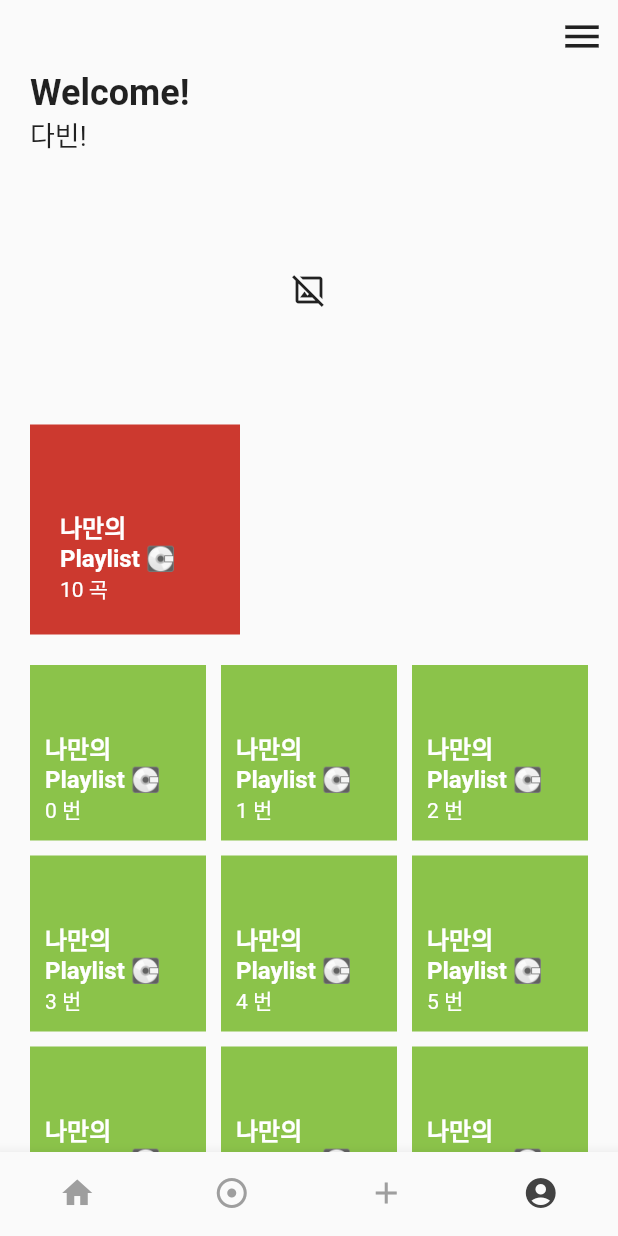
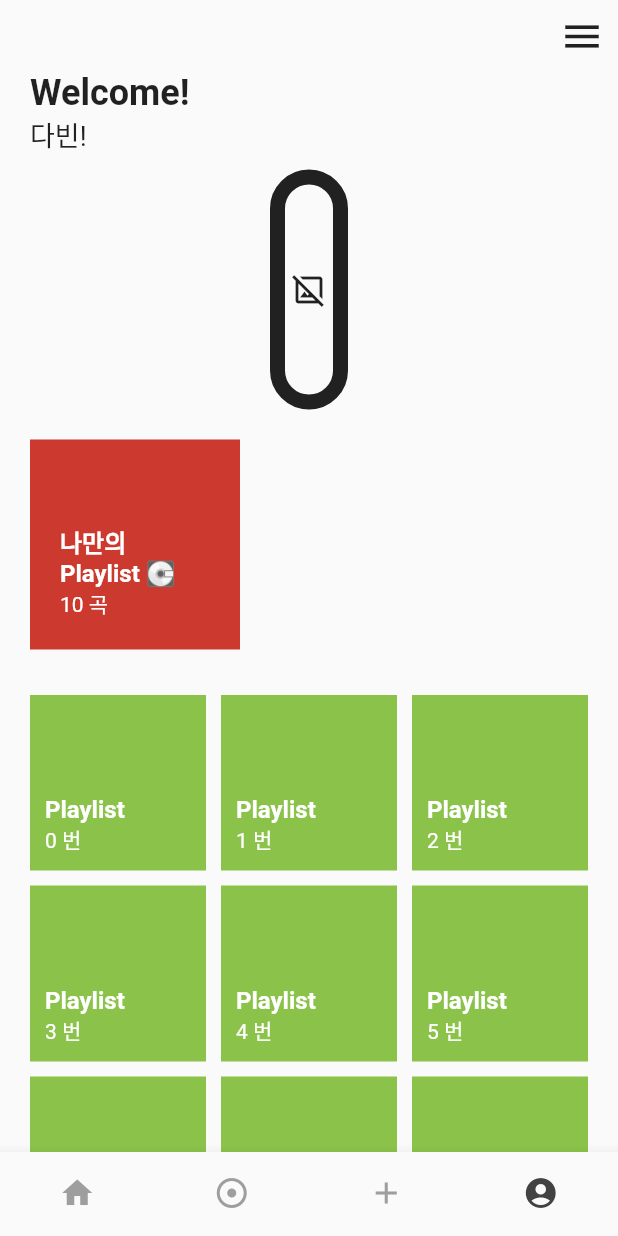
Before and after one commit to dav1n9/watty_clone, a Flutter app: the screen it shows after launch, item 4 of the bottom bar chosen, on a phone screen of 412 x 824 dp. Run offline on Flutter 3.47's test engine with Material 2 defaults, Android fonts, the phone set to English and light mode, and no system bars; our stand-ins replace carousel_slider, flutter_rating_bar, get, image_picker, lottie, permission_handler and 2 more; accounts and stored records are empty; network calls fail.

Commit message:
setting 페이지 이미지 디자인 수정

```diff
--- a/lib/screens/mypage_screen.dart
+++ b/lib/screens/mypage_screen.dart
@@ -69,13 +69,22 @@ class _MyPageState extends State<MyPage> {
             () => Container(
               margin: const EdgeInsets.all(10),
               height: 160,
-              child: ClipRRect(
-                borderRadius: BorderRadius.circular(90.0),
-                child: Image.network(userController.userImg.value, errorBuilder:
-                    (BuildContext? context, Object? exception,
+              decoration: BoxDecoration(
+                borderRadius: BorderRadius.circular(90), //모서리를 둥글게
+                border: Border.all(color: Colors.black87, width: 10),
+              ), //테두리
+              child: Container(
+                margin: const EdgeInsets.all(4), // 이미지 테두리의 흰색 부분
+                child: ClipRRect(
+                  borderRadius: BorderRadius.circular(90.0),
+                  child: Image.network(
+                    userController.userImg.value,
+                    errorBuilder: (BuildContext? context, Object? exception,
                         StackTrace? stackTrace) {
-                  return const Icon(Icons.image_not_supported_outlined);
-                }),
+                      return const Icon(Icons.image_not_supported_outlined);
+                    },
+                  ),
+                ),
               ),
             ),
           ),
@@ -85,7 +94,7 @@ class _MyPageState extends State<MyPage> {
               Container(
                 width: 140,
                 height: 140,
-                margin: const EdgeInsets.fromLTRB(20, 0, 20, 0),
+                margin: const EdgeInsets.fromLTRB(20, 10, 20, 10),
                 padding: const EdgeInsets.all(20),
                 color: const Color.fromARGB(255, 204, 57, 47),
                 child: const Column(
@@ -136,7 +145,7 @@ class _MyPageState extends State<MyPage> {
                     crossAxisAlignment: CrossAxisAlignment.start,
                     children: [
                       const Text(
-                        '나만의 Playlist 💽',
+                        'Playlist',
                         style: TextStyle(
                           fontSize: 16,
                           fontWeight: FontWeight.bold,
```
